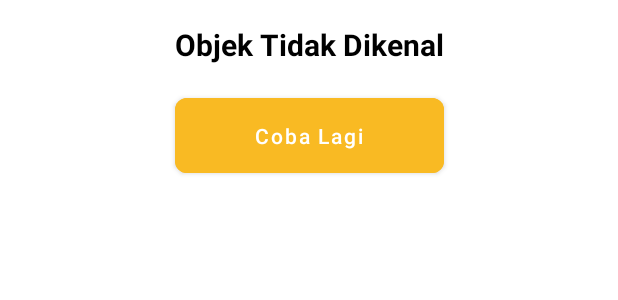
After one commit to BillyMRX1/mypaddy_native, an Android app: the layout view_scan_failed.xml on its own in the app's theme, with its tools: preview values and no code run, on a phone screen of 412 x 824 dp. The commit adds this screen. Shown: the top 300 px of the screen. Run offline under Robolectric (Android 15) with nearby library versions, the phone set to English and light mode, and no system bars.

Commit message:
Add negative scenario

```diff
--- a/app/src/main/java/com/mrx/mypaddynative/ui/camera/CameraActivity.kt
+++ b/app/src/main/java/com/mrx/mypaddynative/ui/camera/CameraActivity.kt
@@ -63,6 +63,7 @@ class CameraActivity : AppCompatActivity() {
 
                 for (i in result.indices) {
                     if (result[i].title == diseasesName) {
+                        if ((result[i].confidence*100).toInt() > 80) {
                             binding.apply {
                                 viewSuccess.tvDiseases.text = diseasesName
                                 viewSuccess.tvDesc.text = diseasesDesc
@@ -73,6 +74,9 @@ class CameraActivity : AppCompatActivity() {
                                 viewSuccess.tvSpeed.text = "Classify Time: $compileTime detik"
                             }
                             binding.viewSuccess.root.visibility = View.VISIBLE
+                        } else {
+                            binding.viewFailed.root.visibility = View.VISIBLE
+                        }
                     }
                 }
             }
@@ -93,6 +97,10 @@ class CameraActivity : AppCompatActivity() {
             intent.putExtra(DISEASES_SOLUTION, diseasesSolution)
             intent.putExtra(DISEASES_IMAGE, diseasesImage)
             startActivity(intent)
+        }
+
+        binding.viewFailed.btnRetry.setOnClickListener {
+            onBackPressed()
         }
     }
 
--- a/app/src/main/res/layout/activity_camera.xml
+++ b/app/src/main/res/layout/activity_camera.xml
@@ -46,4 +46,9 @@
         android:visibility="gone"
         layout="@layout/view_scan_success"/>
 
+    <include
+        android:id="@+id/view_failed"
+        android:visibility="gone"
+        layout="@layout/view_scan_failed"/>
+
 </androidx.coordinatorlayout.widget.CoordinatorLayout>
--- /dev/null
+++ b/app/src/main/res/layout/view_scan_failed.xml
@@ -0,0 +1,39 @@
+<?xml version="1.0" encoding="utf-8"?>
+<androidx.constraintlayout.widget.ConstraintLayout xmlns:android="http://schemas.android.com/apk/res/android"
+    android:layout_width="match_parent"
+    android:layout_height="wrap_content"
+    android:background="@drawable/img_slider_rounded"
+    xmlns:app="http://schemas.android.com/apk/res-auto"
+    app:layout_behavior="com.google.android.material.bottomsheet.BottomSheetBehavior">
+
+    <TextView
+        android:id="@+id/tv_object"
+        android:layout_width="wrap_content"
+        android:layout_height="wrap_content"
+        android:layout_marginTop="16dp"
+        android:text="@string/objek_tidak_dikenal"
+        android:textColor="@color/black"
+        android:textSize="20sp"
+        android:textStyle="bold"
+        app:layout_constraintEnd_toEndOf="parent"
+        app:layout_constraintStart_toStartOf="parent"
+        app:layout_constraintTop_toTopOf="parent" />
+
+    <com.google.android.material.button.MaterialButton
+        android:id="@+id/btn_retry"
+        android:layout_width="0dp"
+        android:layout_height="wrap_content"
+        android:layout_marginTop="16dp"
+        android:layout_marginBottom="16dp"
+        android:padding="15dp"
+        android:text="@string/coba_lagi"
+        android:textAllCaps="false"
+        app:cornerRadius="8dp"
+        android:textColor="@color/white"
+        android:backgroundTint="@color/primary_color"
+        app:layout_constraintBottom_toBottomOf="parent"
+        app:layout_constraintEnd_toEndOf="@+id/tv_object"
+        app:layout_constraintStart_toStartOf="@+id/tv_object"
+        app:layout_constraintTop_toBottomOf="@+id/tv_object" />
+
+</androidx.constraintlayout.widget.ConstraintLayout>
--- a/app/src/main/res/layout/view_scan_success.xml
+++ b/app/src/main/res/layout/view_scan_success.xml
@@ -12,7 +12,7 @@
         android:layout_width="wrap_content"
         android:layout_height="wrap_content"
         android:layout_marginTop="16dp"
-        android:text="Selamat kamu benar"
+        android:text="@string/selamat_kamu_benar"
         android:textColor="@color/black"
         android:textSize="20sp"
         android:textStyle="bold"
--- a/app/src/main/res/values/strings.xml
+++ b/app/src/main/res/values/strings.xml
@@ -4,4 +4,7 @@
     <string name="detail_penyakit">Detail Penyakit</string>
     <string name="objek_tidak_terdeteksi">Objek tidak terdeteksi</string>
     <string name="cara_mengatasi">Cara mengatasi:</string>
+    <string name="coba_lagi">Coba Lagi</string>
+    <string name="objek_tidak_dikenal">Objek Tidak Dikenal</string>
+    <string name="selamat_kamu_benar">Selamat kamu benar</string>
 </resources>
```
Lines whose indentation alone changed are shown as unchanged.
